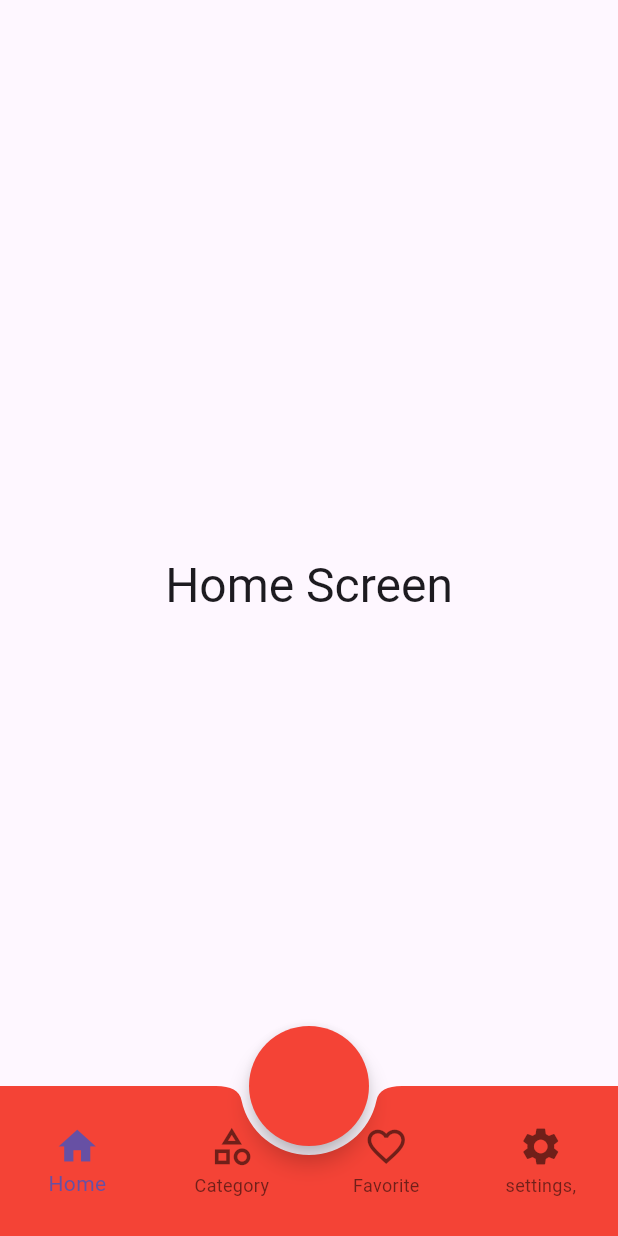
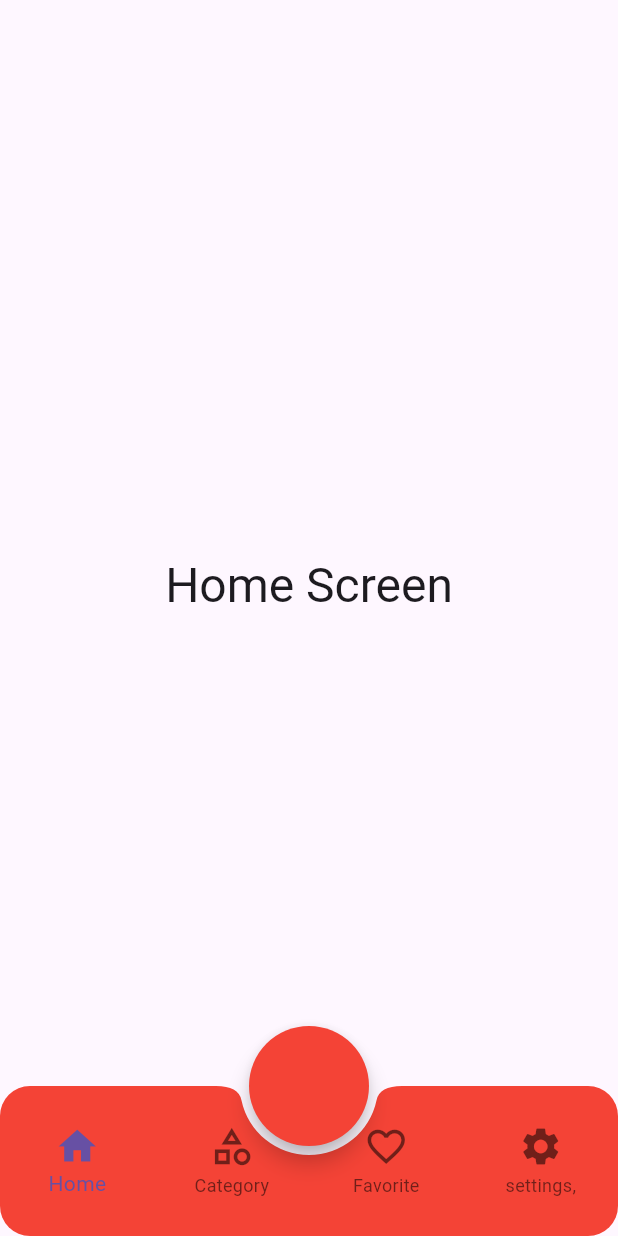
Before and after one commit to alyfadhel/btm, a Flutter app: the screen it shows after launch, on a phone screen of 412 x 824 dp. Run offline on Flutter 3.47's test engine with Material 3 defaults, Android fonts, the phone set to English and light mode, and no system bars; our stand-ins replace bloc, flutter_bloc.

Commit message:
bottom nav

```diff
--- a/lib/layout.dart
+++ b/lib/layout.dart
@@ -18,9 +18,17 @@ class LayOutScreen extends StatelessWidget {
             appBar: AppBar(),
             floatingActionButtonLocation:
                 FloatingActionButtonLocation.centerDocked,
-            bottomNavigationBar: BottomAppBar(
+            bottomNavigationBar: Container(
+              height: 100,
+              width: double.infinity,
+              decoration: const BoxDecoration(
+                borderRadius: BorderRadius.all(
+                  Radius.circular(20.0,),
+                ),
+              ),
+              clipBehavior: Clip.antiAliasWithSaveLayer,
+              child: BottomAppBar(
                 notchMargin: 6.0,
-              height: 100,
                 clipBehavior: Clip.antiAliasWithSaveLayer,
                 shape: const CircularNotchedRectangle(),
                 padding: EdgeInsets.zero,
@@ -33,6 +41,7 @@ class LayOutScreen extends StatelessWidget {
                     cubit.changeBottomNav(index);
                   },
                   iconSize: 30.0,
+                ),
               ),
             ),
             floatingActionButton: SizedBox(
```
Lines whose indentation alone changed are shown as unchanged.
